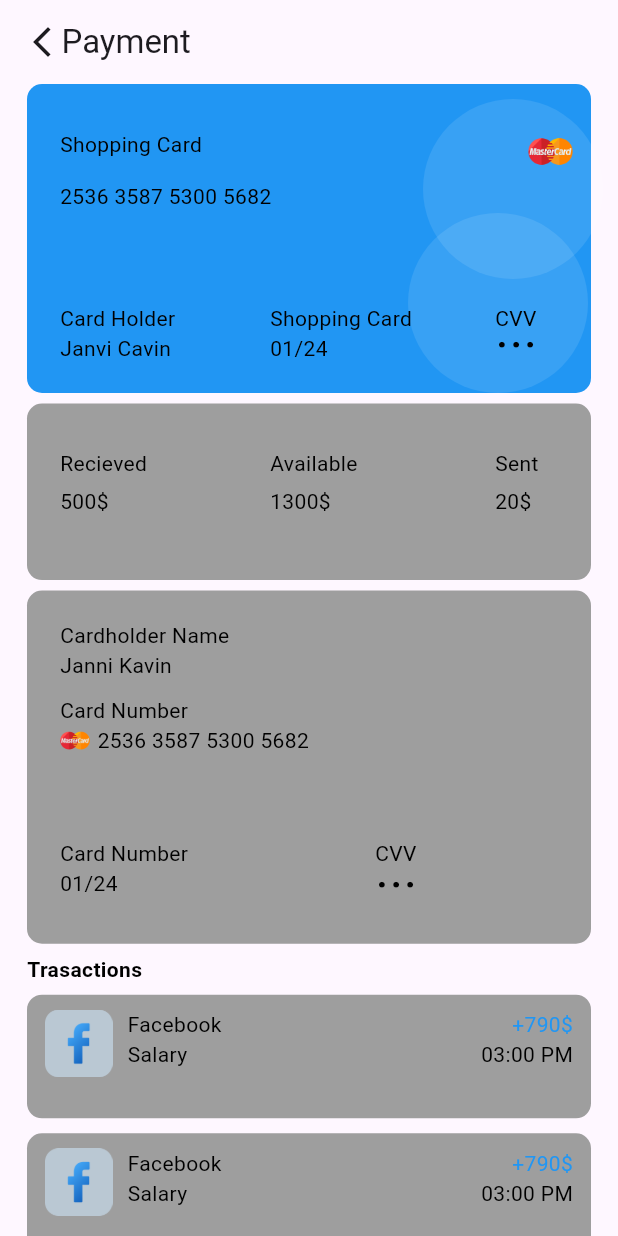
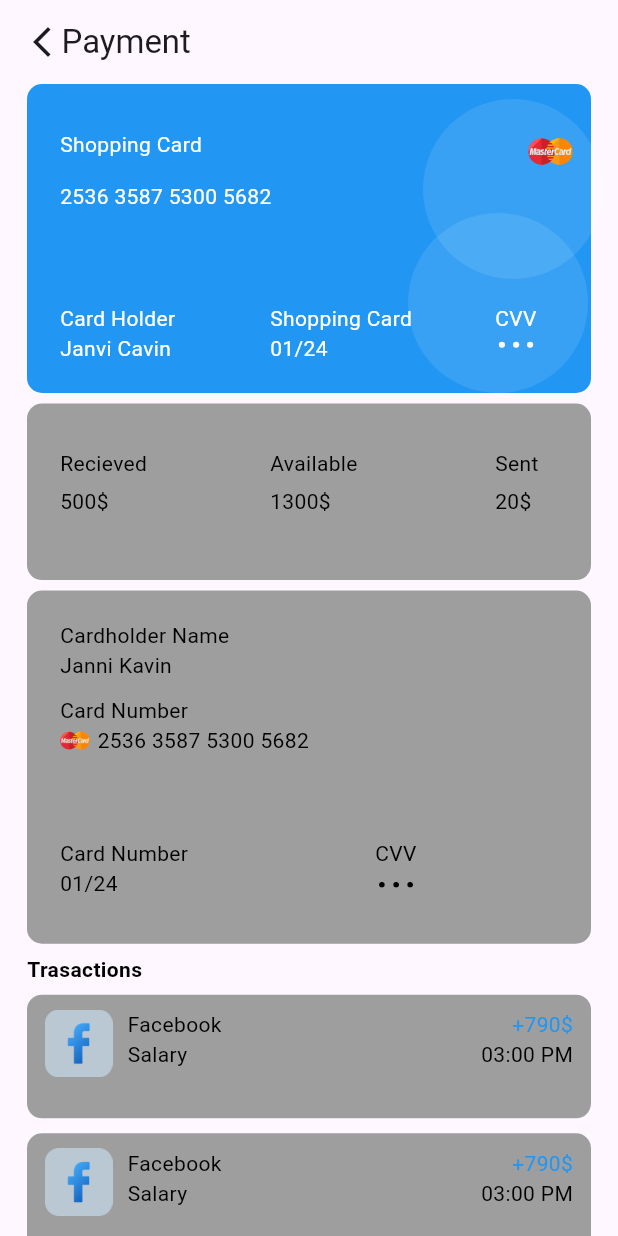
Before and after one commit to Priom-bit/Payment-UI, a Flutter app: the Payment screen opened directly, on a phone screen of 412 x 824 dp. Run offline on Flutter 3.47's test engine with Material 3 defaults, Android fonts, the phone set to English and light mode, and no system bars.

Commit message:
color change

```diff
--- a/lib/payment.dart
+++ b/lib/payment.dart
@@ -54,7 +54,7 @@ class Payment extends StatelessWidget {
                 const Positioned(
                   left: 40,
                     top: 30,
-                    child: Text("Shopping Card",style: TextStyle(color: Colors.black),)),
+                    child: Text("Shopping Card",style: TextStyle(color: Colors.white),)),
 
                 Positioned(
                   right: 30,
@@ -63,31 +63,31 @@ class Payment extends StatelessWidget {
                 const Positioned(
                     left: 40,
                     top: 65,
-                    child: Text("2536 3587 5300 5682",style: TextStyle(color: Colors.black),)),
+                    child: Text("2536 3587 5300 5682",style: TextStyle(color: Colors.white),)),
                 const Positioned(
                     left: 40,
                     bottom: 40,
-                    child: Text("Card Holder",style: TextStyle(color: Colors.black),)),
+                    child: Text("Card Holder",style: TextStyle(color: Colors.white),)),
                 const Positioned(
                     left: 40,
                     bottom: 20,
-                    child: Text("Janvi Cavin",style: TextStyle(color: Colors.black),)),
+                    child: Text("Janvi Cavin",style: TextStyle(color: Colors.white),)),
                 const Positioned(
                     left: 180,
                     bottom: 40,
-                    child: Text("Shopping Card",style: TextStyle(color: Colors.black),)),
+                    child: Text("Shopping Card",style: TextStyle(color: Colors.white),)),
                 const Positioned(
                     left: 180,
                     bottom: 20,
-                    child: Text("01/24",style: TextStyle(color: Colors.black),)),
+                    child: Text("01/24",style: TextStyle(color: Colors.white),)),
                 const Positioned(
                     left: 330,
                     bottom: 40,
-                    child: Text("CVV",style: TextStyle(color: Colors.black),)),
+                    child: Text("CVV",style: TextStyle(color: Colors.white),)),
                 const Positioned(
                     left: 330,
                     bottom: 18,
-                    child: Text("...",style: TextStyle(color: Colors.black,fontSize: 35),)),
+                    child: Text("...",style: TextStyle(color: Colors.white,fontSize: 35),)),
               ],
             ),
             SizedBox(height: 7,),
```
